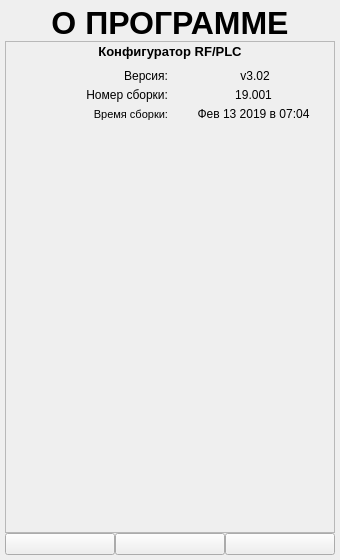
Before: the Qt Designer form ANDROID_FORMS/about_form.ui in DavidSiegman/PLC_RF_Configurator, drawn with Qt 5.
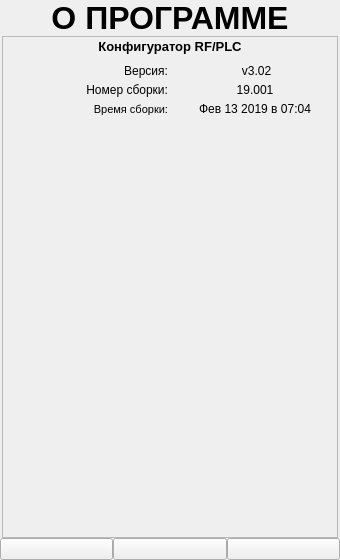
After: the same form once the commit is applied. Icons and pictures are not drawn.

What changed in the file:
```diff
--- a/ANDROID_FORMS/about_form.ui
+++ b/ANDROID_FORMS/about_form.ui
@@ -18,16 +18,16 @@
     <number>0</number>
    </property>
    <property name="leftMargin">
-    <number>5</number>
+    <number>0</number>
    </property>
    <property name="topMargin">
-    <number>5</number>
+    <number>0</number>
    </property>
    <property name="rightMargin">
-    <number>5</number>
+    <number>0</number>
    </property>
    <property name="bottomMargin">
-    <number>5</number>
+    <number>0</number>
    </property>
    <item>
     <widget class="QLabel" name="label_1">
@@ -60,6 +60,27 @@
     </widget>
    </item>
    <item>
+    <widget class="QWidget" name="Main_Widget" native="true">
+     <property name="styleSheet">
+      <string notr="true"/>
+     </property>
+     <layout class="QVBoxLayout" name="verticalLayout_5">
+      <property name="spacing">
+       <number>0</number>
+      </property>
+      <property name="leftMargin">
+       <number>2</number>
+      </property>
+      <property name="topMargin">
+       <number>0</number>
+      </property>
+      <property name="rightMargin">
+       <number>2</number>
+      </property>
+      <property name="bottomMargin">
+       <number>0</number>
+      </property>
+      <item>
     <widget class="QScrollArea" name="scrollArea">
      <property name="horizontalScrollBarPolicy">
       <enum>Qt::ScrollBarAlwaysOff</enum>
@@ -72,8 +93,8 @@
        <rect>
         <x>0</x>
         <y>0</y>
-        <width>328</width>
-        <height>467</height>
+           <width>334</width>
+           <height>477</height>
        </rect>
       </property>
       <layout class="QVBoxLayout" name="verticalLayout">
@@ -287,6 +308,9 @@
        </item>
       </layout>
      </widget>
+       </widget>
+      </item>
+     </layout>
     </widget>
    </item>
    <item>
```
Lines whose indentation alone changed are shown as unchanged.
